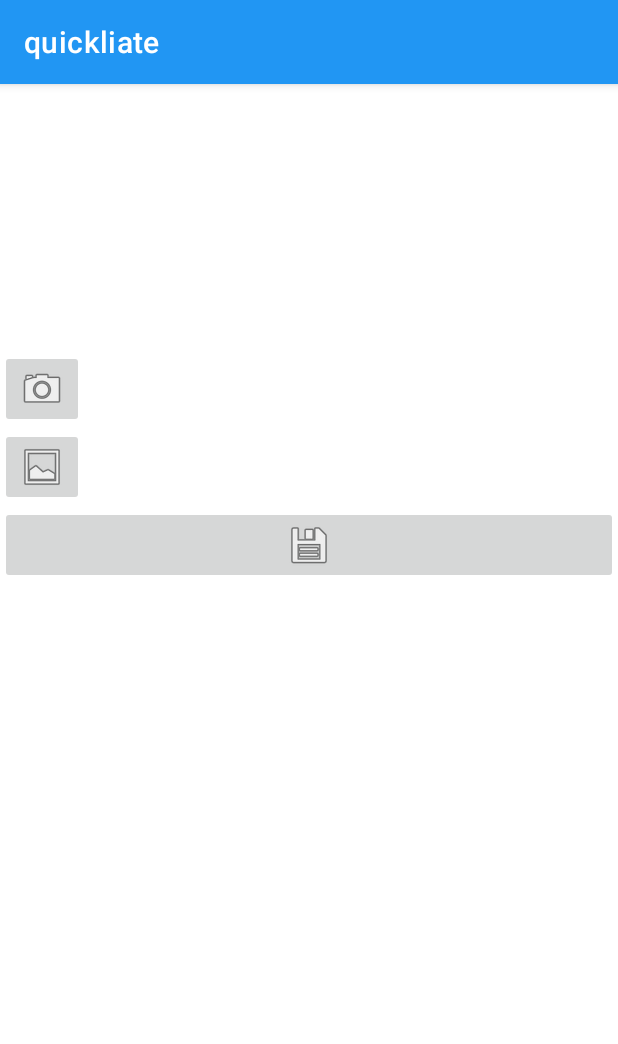
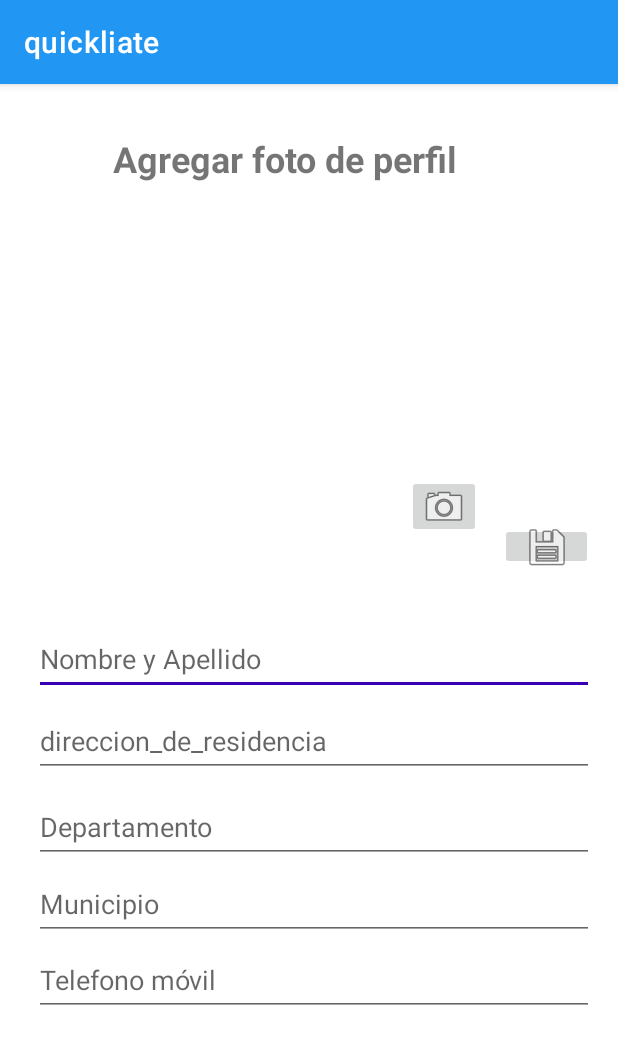
Before and after one commit to GrupoE7/quickliate, an Android app: the activity_4 screen opened directly, with no data from a screen before it, on a phone screen of 412 x 824 dp. Shown: the top 1044 px of the screen. Run offline under Robolectric (Android 15) with nearby library versions, the phone set to English and light mode, and no system bars.

Commit message:
front Activity 4 pantalla actualizar datos ahora sera agregar foto de perfil

```diff
--- a/app/src/main/res/layout/activity_4.xml
+++ b/app/src/main/res/layout/activity_4.xml
@@ -1,35 +1,139 @@
 <?xml version="1.0" encoding="utf-8"?>
-<LinearLayout xmlns:android="http://schemas.android.com/apk/res/android"
+<androidx.constraintlayout.widget.ConstraintLayout xmlns:android="http://schemas.android.com/apk/res/android"
     xmlns:app="http://schemas.android.com/apk/res-auto"
     xmlns:tools="http://schemas.android.com/tools"
+    android:id="@+id/linearLayout"
     android:layout_width="match_parent"
     android:layout_height="match_parent"
-    android:orientation="vertical"
     tools:context=".activity_4">
+
+    <EditText
+        android:id="@+id/nombre_apellido2"
+        android:layout_width="373dp"
+        android:layout_height="48dp"
+        android:ems="10"
+        android:hint="@string/nombre_y_apellido"
+        android:importantForAutofill="no"
+        android:inputType="text"
+        app:layout_constraintBottom_toBottomOf="parent"
+        app:layout_constraintEnd_toEndOf="parent"
+        app:layout_constraintHorizontal_bias="0.578"
+        app:layout_constraintStart_toStartOf="parent"
+        app:layout_constraintTop_toTopOf="parent"
+        app:layout_constraintVertical_bias="0.499"
+        tools:ignore="TextContrastCheck" />
+
+    <EditText
+        android:id="@+id/departamento2"
+        android:layout_width="373dp"
+        android:layout_height="48dp"
+        android:ems="10"
+        android:hint="@string/Departamento"
+        android:importantForAutofill="no"
+        android:inputType="text"
+        app:layout_constraintBottom_toBottomOf="parent"
+        app:layout_constraintEnd_toEndOf="parent"
+        app:layout_constraintHorizontal_bias="0.578"
+        app:layout_constraintStart_toStartOf="parent"
+        app:layout_constraintTop_toTopOf="parent"
+        app:layout_constraintVertical_bias="0.655"
+        tools:ignore="TextContrastCheck" />
+
+    <EditText
+        android:id="@+id/municipio2"
+        android:layout_width="373dp"
+        android:layout_height="48dp"
+        android:ems="10"
+        android:hint="@string/Municipio"
+        android:importantForAutofill="no"
+        android:inputType="text"
+        app:layout_constraintBottom_toBottomOf="parent"
+        app:layout_constraintEnd_toEndOf="parent"
+        app:layout_constraintHorizontal_bias="0.578"
+        app:layout_constraintStart_toStartOf="parent"
+        app:layout_constraintTop_toTopOf="parent"
+        app:layout_constraintVertical_bias="0.726"
+        tools:ignore="TextContrastCheck" />
+
+    <EditText
+        android:id="@+id/telefono2"
+        android:layout_width="373dp"
+        android:layout_height="48dp"
+        android:ems="10"
+        android:hint="@string/Telefono_m_vil"
+        android:importantForAutofill="no"
+        android:inputType="text"
+        app:layout_constraintBottom_toBottomOf="parent"
+        app:layout_constraintEnd_toEndOf="parent"
+        app:layout_constraintHorizontal_bias="0.578"
+        app:layout_constraintStart_toStartOf="parent"
+        app:layout_constraintTop_toTopOf="parent"
+        app:layout_constraintVertical_bias="0.796"
+        tools:ignore="TextContrastCheck" />
+
+    <EditText
+        android:id="@+id/direccion_recidencia2"
+        android:layout_width="373dp"
+        android:layout_height="48dp"
+        android:ems="10"
+        android:hint="@string/direccion_de_residencia"
+        android:importantForAutofill="no"
+        android:inputType="text"
+        app:layout_constraintBottom_toBottomOf="parent"
+        app:layout_constraintEnd_toEndOf="parent"
+        app:layout_constraintHorizontal_bias="0.578"
+        app:layout_constraintStart_toStartOf="parent"
+        app:layout_constraintTop_toTopOf="parent"
+        app:layout_constraintVertical_bias="0.575"
+        tools:ignore="TextContrastCheck" />
+
+    <TextView
+        android:id="@+id/textView3"
+        android:layout_width="260dp"
+        android:layout_height="58dp"
+        android:text="@string/agregar_foto_de_perfil"
+        android:textSize="24sp"
+        android:textStyle="bold"
+        app:layout_constraintBottom_toBottomOf="parent"
+        app:layout_constraintEnd_toEndOf="parent"
+        app:layout_constraintHorizontal_bias="0.496"
+        app:layout_constraintStart_toStartOf="parent"
+        app:layout_constraintTop_toTopOf="parent"
+        app:layout_constraintVertical_bias="0.047" />
 
     <ImageView
         android:id="@+id/imageView23"
-        android:layout_width="214dp"
-        android:layout_height="177dp"
-        android:baselineAligned="false" />
+        android:layout_width="145dp"
+        android:layout_height="143dp"
+        app:layout_constraintBottom_toBottomOf="parent"
+        app:layout_constraintEnd_toEndOf="parent"
+        app:layout_constraintStart_toStartOf="parent"
+        app:layout_constraintTop_toTopOf="parent"
+        app:layout_constraintVertical_bias="0.215" />
 
     <ImageButton
         android:id="@+id/btnCamara"
-        android:layout_width="wrap_content"
-        android:layout_height="wrap_content"
-        android:src="@android:drawable/ic_menu_camera" />
-
-    <ImageButton
-        android:id="@+id/button4"
-        android:layout_width="wrap_content"
-        android:layout_height="wrap_content"
-        android:src="@android:drawable/ic_menu_gallery"
-        android:text="Button" />
+        android:layout_width="49dp"
+        android:layout_height="42dp"
+        android:layout_marginStart="120dp"
+        android:src="@android:drawable/ic_menu_camera"
+        app:layout_constraintBottom_toBottomOf="parent"
+        app:layout_constraintEnd_toEndOf="parent"
+        app:layout_constraintHorizontal_bias="0.623"
+        app:layout_constraintStart_toStartOf="parent"
+        app:layout_constraintTop_toTopOf="parent"
+        app:layout_constraintVertical_bias="0.359" />
 
     <ImageButton
         android:id="@+id/imageButton2"
-        android:layout_width="match_parent"
-        android:layout_height="wrap_content"
-        app:srcCompat="@android:drawable/ic_menu_save" />
+        android:layout_width="62dp"
+        android:layout_height="31dp"
+        android:src="@android:drawable/ic_menu_save"
+        app:layout_constraintBottom_toBottomOf="parent"
+        app:layout_constraintEnd_toEndOf="parent"
+        app:layout_constraintHorizontal_bias="0.952"
+        app:layout_constraintStart_toStartOf="parent"
+        app:layout_constraintTop_toTopOf="parent"
+        app:layout_constraintVertical_bias="0.397" />
 
-</LinearLayout>
+</androidx.constraintlayout.widget.ConstraintLayout>
--- a/app/src/main/res/values/strings.xml
+++ b/app/src/main/res/values/strings.xml
@@ -67,6 +67,7 @@
     <string name="Telefono_m_vil">Telefono móvil</string>
     <string name="direccion_de_residencia">direccion_de_residencia</string>
     <string name="nombre_y_apellido">Nombre y Apellido</string>
+    <string name="agregar_foto_de_perfil">Agregar foto de perfil</string>
 
 
 </resources>
```
